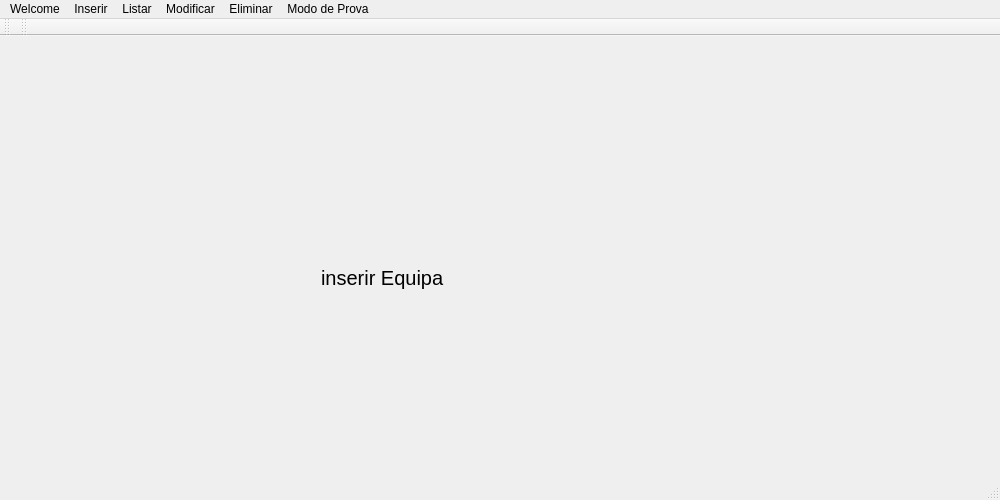
The window that si/qt/gamelic_qt/mainwindow.ui (Wultyc/ISEP_1718_2A2S_LSIS1) describes before a commit, drawn with Qt 5.
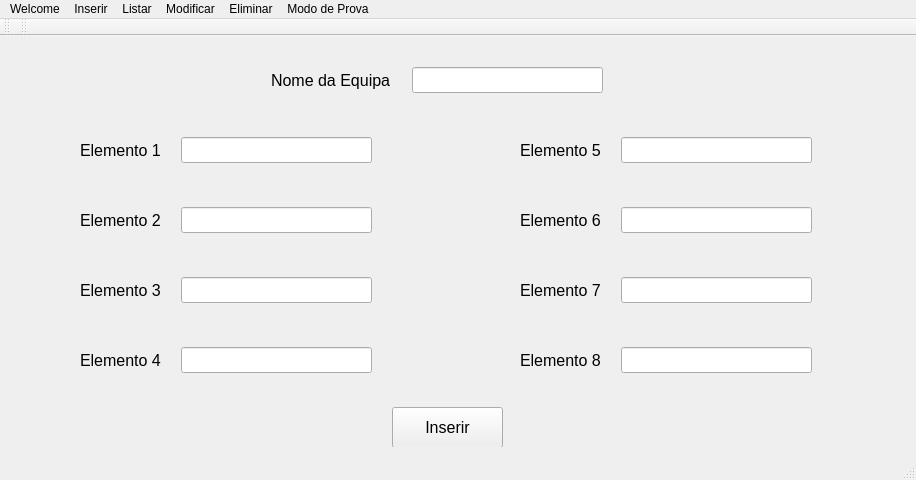
The same window after the commit. The open tabs and pages were chosen to show the change.

Commit message: Design da janela Inserir Equipa completo

What changed in the file:
```diff
--- a/si/qt/gamelic_qt/mainwindow.ui
+++ b/si/qt/gamelic_qt/mainwindow.ui
@@ -6,8 +6,8 @@
    <rect>
     <x>0</x>
     <y>0</y>
-    <width>1000</width>
-    <height>500</height>
+    <width>916</width>
+    <height>480</height>
    </rect>
   </property>
   <property name="windowTitle">
@@ -18,7 +18,7 @@
     <item row="1" column="0">
      <widget class="QStackedWidget" name="stackedWidget">
       <property name="currentIndex">
-       <number>0</number>
+       <number>1</number>
       </property>
       <widget class="QWidget" name="main">
        <widget class="QLabel" name="label">
@@ -44,42 +44,320 @@
        <widget class="QLabel" name="label_2">
         <property name="geometry">
          <rect>
-          <x>310</x>
-          <y>200</y>
-          <width>141</width>
-          <height>61</height>
+          <x>260</x>
+          <y>23</y>
+          <width>131</width>
+          <height>20</height>
          </rect>
         </property>
         <property name="font">
          <font>
-          <pointsize>15</pointsize>
+          <pointsize>12</pointsize>
          </font>
         </property>
         <property name="text">
-         <string>inserir Equipa</string>
+         <string>Nome da Equipa</string>
         </property>
        </widget>
-      </widget>
-      <widget class="QWidget" name="inserirProva">
        <widget class="QLabel" name="label_3">
         <property name="geometry">
          <rect>
-          <x>180</x>
-          <y>260</y>
-          <width>181</width>
+          <x>69</x>
+          <y>93</y>
+          <width>91</width>
+          <height>20</height>
+         </rect>
+        </property>
+        <property name="font">
+         <font>
+          <pointsize>12</pointsize>
+         </font>
+        </property>
+        <property name="text">
+         <string>Elemento 1</string>
+        </property>
+       </widget>
+       <widget class="QLabel" name="label_7">
+        <property name="geometry">
+         <rect>
+          <x>69</x>
+          <y>163</y>
+          <width>91</width>
+          <height>20</height>
+         </rect>
+        </property>
+        <property name="font">
+         <font>
+          <pointsize>12</pointsize>
+         </font>
+        </property>
+        <property name="text">
+         <string>Elemento 2</string>
+        </property>
+       </widget>
+       <widget class="QLabel" name="label_8">
+        <property name="geometry">
+         <rect>
+          <x>69</x>
+          <y>233</y>
+          <width>91</width>
+          <height>20</height>
+         </rect>
+        </property>
+        <property name="font">
+         <font>
+          <pointsize>12</pointsize>
+         </font>
+        </property>
+        <property name="text">
+         <string>Elemento 3</string>
+        </property>
+       </widget>
+       <widget class="QLabel" name="label_9">
+        <property name="geometry">
+         <rect>
+          <x>69</x>
+          <y>303</y>
+          <width>91</width>
+          <height>20</height>
+         </rect>
+        </property>
+        <property name="font">
+         <font>
+          <pointsize>12</pointsize>
+         </font>
+        </property>
+        <property name="text">
+         <string>Elemento 4</string>
+        </property>
+       </widget>
+       <widget class="QLabel" name="label_10">
+        <property name="geometry">
+         <rect>
+          <x>509</x>
+          <y>93</y>
+          <width>91</width>
+          <height>20</height>
+         </rect>
+        </property>
+        <property name="font">
+         <font>
+          <pointsize>12</pointsize>
+         </font>
+        </property>
+        <property name="text">
+         <string>Elemento 5</string>
+        </property>
+       </widget>
+       <widget class="QLabel" name="label_11">
+        <property name="geometry">
+         <rect>
+          <x>509</x>
+          <y>163</y>
+          <width>91</width>
+          <height>20</height>
+         </rect>
+        </property>
+        <property name="font">
+         <font>
+          <pointsize>12</pointsize>
+         </font>
+        </property>
+        <property name="text">
+         <string>Elemento 6</string>
+        </property>
+       </widget>
+       <widget class="QLabel" name="label_12">
+        <property name="geometry">
+         <rect>
+          <x>509</x>
+          <y>233</y>
+          <width>91</width>
+          <height>20</height>
+         </rect>
+        </property>
+        <property name="font">
+         <font>
+          <pointsize>12</pointsize>
+         </font>
+        </property>
+        <property name="text">
+         <string>Elemento 7</string>
+        </property>
+       </widget>
+       <widget class="QLabel" name="label_13">
+        <property name="geometry">
+         <rect>
+          <x>509</x>
+          <y>303</y>
+          <width>91</width>
+          <height>20</height>
+         </rect>
+        </property>
+        <property name="font">
+         <font>
+          <pointsize>12</pointsize>
+         </font>
+        </property>
+        <property name="text">
+         <string>Elemento 8</string>
+        </property>
+       </widget>
+       <widget class="QLineEdit" name="lineEdit">
+        <property name="geometry">
+         <rect>
+          <x>401</x>
+          <y>20</y>
+          <width>191</width>
+          <height>26</height>
+         </rect>
+        </property>
+        <property name="font">
+         <font>
+          <pointsize>12</pointsize>
+         </font>
+        </property>
+       </widget>
+       <widget class="QLineEdit" name="lineEdit_2">
+        <property name="geometry">
+         <rect>
+          <x>170</x>
+          <y>90</y>
+          <width>191</width>
+          <height>26</height>
+         </rect>
+        </property>
+        <property name="font">
+         <font>
+          <pointsize>12</pointsize>
+         </font>
+        </property>
+       </widget>
+       <widget class="QLineEdit" name="lineEdit_3">
+        <property name="geometry">
+         <rect>
+          <x>170</x>
+          <y>160</y>
+          <width>191</width>
+          <height>26</height>
+         </rect>
+        </property>
+        <property name="font">
+         <font>
+          <pointsize>12</pointsize>
+         </font>
+        </property>
+       </widget>
+       <widget class="QLineEdit" name="lineEdit_4">
+        <property name="geometry">
+         <rect>
+          <x>170</x>
+          <y>230</y>
+          <width>191</width>
+          <height>26</height>
+         </rect>
+        </property>
+        <property name="font">
+         <font>
+          <pointsize>12</pointsize>
+         </font>
+        </property>
+       </widget>
+       <widget class="QLineEdit" name="lineEdit_5">
+        <property name="geometry">
+         <rect>
+          <x>170</x>
+          <y>300</y>
+          <width>191</width>
+          <height>26</height>
+         </rect>
+        </property>
+        <property name="font">
+         <font>
+          <pointsize>12</pointsize>
+         </font>
+        </property>
+       </widget>
+       <widget class="QLineEdit" name="lineEdit_6">
+        <property name="geometry">
+         <rect>
+          <x>610</x>
+          <y>90</y>
+          <width>191</width>
+          <height>26</height>
+         </rect>
+        </property>
+        <property name="font">
+         <font>
+          <pointsize>12</pointsize>
+         </font>
+        </property>
+       </widget>
+       <widget class="QLineEdit" name="lineEdit_7">
+        <property name="geometry">
+         <rect>
+          <x>610</x>
+          <y>160</y>
+          <width>191</width>
+          <height>26</height>
+         </rect>
+        </property>
+        <property name="font">
+         <font>
+          <pointsize>12</pointsize>
+         </font>
+        </property>
+       </widget>
+       <widget class="QLineEdit" name="lineEdit_8">
+        <property name="geometry">
+         <rect>
+          <x>610</x>
+          <y>230</y>
+          <width>191</width>
+          <height>26</height>
+         </rect>
+        </property>
+        <property name="font">
+         <font>
+          <pointsize>12</pointsize>
+         </font>
+        </property>
+       </widget>
+       <widget class="QLineEdit" name="lineEdit_9">
+        <property name="geometry">
+         <rect>
+          <x>610</x>
+          <y>300</y>
+          <width>191</width>
+          <height>26</height>
+         </rect>
+        </property>
+        <property name="font">
+         <font>
+          <pointsize>12</pointsize>
+         </font>
+        </property>
+       </widget>
+       <widget class="QPushButton" name="pushInserirEquipa">
+        <property name="geometry">
+         <rect>
+          <x>381</x>
+          <y>360</y>
+          <width>111</width>
           <height>41</height>
          </rect>
         </property>
         <property name="font">
          <font>
-          <pointsize>15</pointsize>
+          <pointsize>12</pointsize>
          </font>
         </property>
         <property name="text">
-         <string>prova</string>
+         <string>Inserir</string>
         </property>
        </widget>
       </widget>
+      <widget class="QWidget" name="inserirProva"/>
       <widget class="QWidget" name="inserirRobot"/>
       <widget class="QWidget" name="listarEquipa"/>
       <widget class="QWidget" name="listarProva"/>
@@ -99,7 +377,7 @@
     <rect>
      <x>0</x>
      <y>0</y>
-     <width>1000</width>
+     <width>916</width>
      <height>21</height>
     </rect>
    </property>
```
The commit also changes 1 other file.
